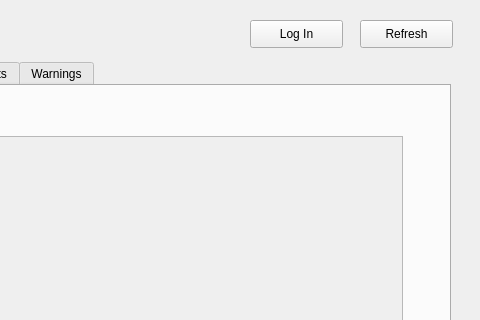
The window that ui/delivery.ui (CCNY-CSC322-SDE/Comp_Online_Store) describes before a commit, drawn with Qt 5; both pictures show x 320 to 800 and y 0 to 320 of the 800 by 600 pixel window.
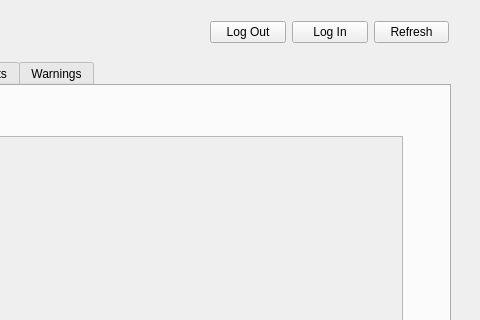
The same window after the commit.

```diff
--- a/ui/delivery.ui
+++ b/ui/delivery.ui
@@ -212,31 +212,38 @@
      </widget>
     </widget>
    </widget>
-   <widget class="QPushButton" name="pushButtonRefresh">
+   <widget class="QWidget" name="">
     <property name="geometry">
      <rect>
-      <x>680</x>
+      <x>530</x>
       <y>20</y>
-      <width>93</width>
-      <height>28</height>
+      <width>239</width>
+      <height>25</height>
      </rect>
     </property>
+    <layout class="QHBoxLayout" name="horizontalLayout">
+     <item>
+      <widget class="QPushButton" name="pushButtonLogout">
     <property name="text">
-     <string>Refresh</string>
-    </property>
-   </widget>
+        <string>Log Out</string>
+       </property>
+      </widget>
+     </item>
+     <item>
    <widget class="QPushButton" name="pushButtonLogin">
-    <property name="geometry">
-     <rect>
-      <x>570</x>
-      <y>20</y>
-      <width>93</width>
-      <height>28</height>
-     </rect>
-    </property>
     <property name="text">
      <string>Log In</string>
     </property>
+      </widget>
+     </item>
+     <item>
+      <widget class="QPushButton" name="pushButtonRefresh">
+       <property name="text">
+        <string>Refresh</string>
+       </property>
+      </widget>
+     </item>
+    </layout>
    </widget>
   </widget>
   <widget class="QStatusBar" name="statusbar"/>
```
Lines whose indentation alone changed are shown as unchanged.
